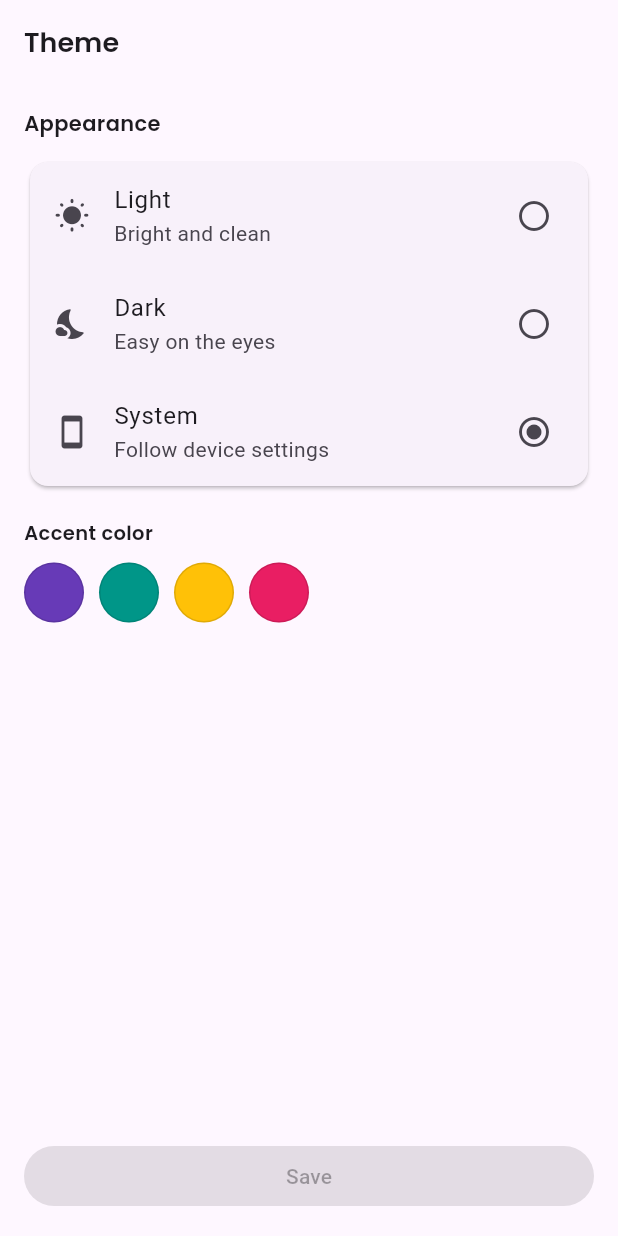
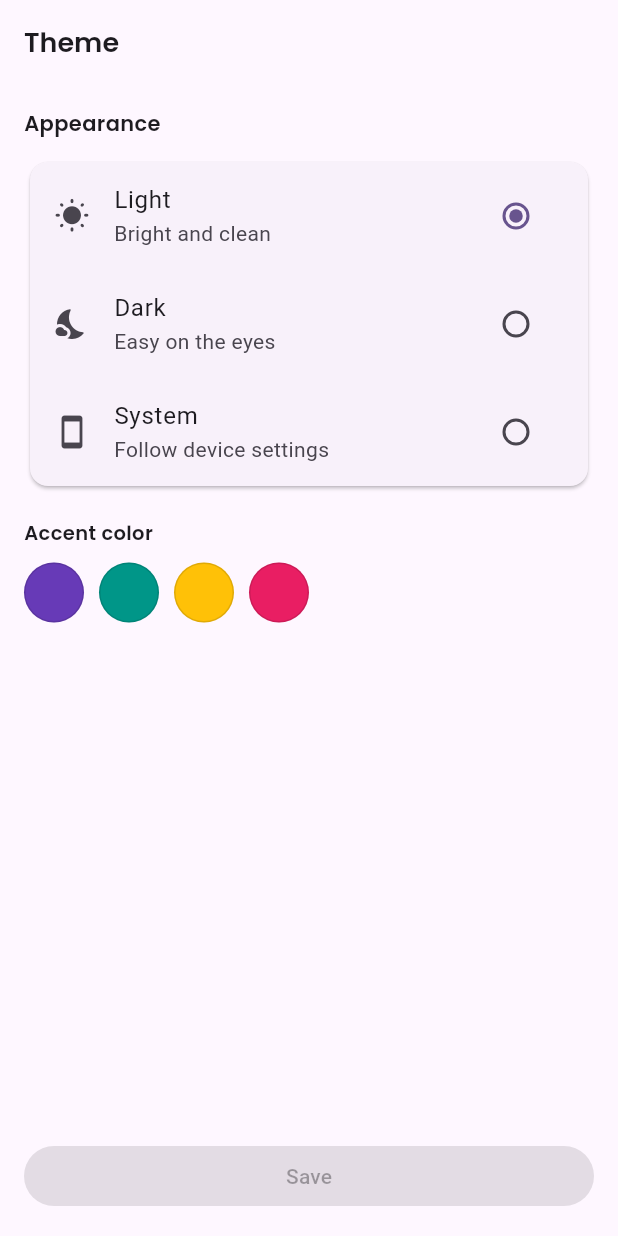
Before and after one commit to The-IK11/Lactose-App---Provider, a Flutter app: the screen it shows after launch, on a phone screen of 412 x 824 dp. Run offline on Flutter 3.47's test engine with Material 3 defaults, Android fonts, the phone set to English and light mode, and no system bars; our stand-ins replace flutter_screenutil, google_fonts.

Commit message:
Add ThemeProvider and implement theme selection in ThemeChangerScreen

```diff
--- a/lib/main.dart
+++ b/lib/main.dart
@@ -7,6 +7,7 @@ import 'package:lactos_app_with_provider/presentation/theme_changer_screen.dart'
 import 'package:lactos_app_with_provider/provider/counter_provider.dart';
 import 'package:lactos_app_with_provider/provider/favorite_provider.dart';
 import 'package:lactos_app_with_provider/provider/slider_provider.dart';
+import 'package:lactos_app_with_provider/provider/theme_provider.dart';
 import 'package:provider/provider.dart';
 
 void main() {
@@ -31,16 +32,33 @@ class MyApp extends StatelessWidget {
             ChangeNotifierProvider(create: (_) => CounterProvider()),
             ChangeNotifierProvider(create: (_) => SliderProvider()),
             ChangeNotifierProvider(create: (_) => FavoriteProvider()),
+            ChangeNotifierProvider(create: (_) => ThemeProvider()),
           ],
-          child: MaterialApp(
-                debugShowCheckedModeBanner: false,
-                title: 'Lactos App with Provider',
-                theme: ThemeData(
+          child: Builder(
+            builder: (BuildContext context) {
 
-          colorScheme: .fromSeed(seedColor: Colors.deepPurple),
-                ),
-                home: const ThemeChangerScreen(),
-              ),
+              final themeProvider = Provider.of<ThemeProvider>(context);
+      return     MaterialApp(
+                  debugShowCheckedModeBanner: false,
+                  title: 'Lactos App with Provider',
+                  themeMode: themeProvider.themeMode,
+                  darkTheme: ThemeData(
+                    brightness: Brightness.dark,
+                    colorScheme: ColorScheme.fromSeed(
+                      seedColor: Colors.deepPurple,
+                      brightness: Brightness.dark,
+                    ),
+                  ),
+                  theme: ThemeData(
+                    brightness: Brightness.light,
+                    colorScheme: ColorScheme.fromSeed(
+                      seedColor: Colors.deepPurple,
+                      brightness: Brightness.light,
+                    ),
+                  ),
+                  home: const ThemeChangerScreen(),
+                );}
+          ),
         );});
   }
 }
--- a/lib/presentation/theme_changer_screen.dart
+++ b/lib/presentation/theme_changer_screen.dart
@@ -1,5 +1,7 @@
 import 'package:flutter/material.dart';
 import 'package:google_fonts/google_fonts.dart';
+import 'package:lactos_app_with_provider/provider/theme_provider.dart';
+import 'package:provider/provider.dart';
 
 class ThemeChangerScreen extends StatelessWidget {
   const ThemeChangerScreen({super.key});
@@ -23,30 +25,58 @@ class ThemeChangerScreen extends StatelessWidget {
             Text('Appearance', style: GoogleFonts.poppins(fontSize: 14, fontWeight: FontWeight.w600)),
             const SizedBox(height: 12),
 
-            // Simple option list (visual only)
-            Card(
+            // Consumer widget for reactive theme selection
+            Consumer<ThemeProvider>(
+              builder: (context, themeProvider, child) {
+                return Card(
                   child: Column(
-                children: const [
+                    children: [
                       ListTile(
-                    leading: Icon(Icons.wb_sunny_rounded),
-                    title: Text('Light'),
-                    subtitle: Text('Bright and clean'),
-                    trailing: Icon(Icons.radio_button_unchecked),
+                        leading: const Icon(Icons.wb_sunny_rounded),
+                        title: const Text('Light'),
+                        subtitle: const Text('Bright and clean'),
+                        trailing: Radio<ThemeMode>(
+                          value: ThemeMode.light,
+                          groupValue: themeProvider.themeMode,
+                          onChanged: (value) {
+                            if (value != null) {
+                              themeProvider.toggleTheme(value);
+                            }
+                          },
+                        ),
                       ),
                       ListTile(
-                    leading: Icon(Icons.nights_stay_rounded),
-                    title: Text('Dark'),
-                    subtitle: Text('Easy on the eyes'),
-                    trailing: Icon(Icons.radio_button_unchecked),
+                        leading: const Icon(Icons.nights_stay_rounded),
+                        title: const Text('Dark'),
+                        subtitle: const Text('Easy on the eyes'),
+                        trailing: Radio<ThemeMode>(
+                          value: ThemeMode.dark,
+                          groupValue: themeProvider.themeMode,
+                          onChanged: (value) {
+                            if (value != null) {
+                              themeProvider.toggleTheme(value);
+                            }
+                          },
+                        ),
                       ),
                       ListTile(
-                    leading: Icon(Icons.smartphone_rounded),
-                    title: Text('System'),
-                    subtitle: Text('Follow device settings'),
-                    trailing: Icon(Icons.radio_button_checked),
+                        leading: const Icon(Icons.smartphone_rounded),
+                        title: const Text('System'),
+                        subtitle: const Text('Follow device settings'),
+                        trailing: Radio<ThemeMode>(
+                          value: ThemeMode.system,
+                          groupValue: themeProvider.themeMode,
+                          onChanged: (value) {
+                            if (value != null) {
+                              themeProvider.toggleTheme(value);
+                            }
+                          },
+                        ),
                       ),
                     ],
                   ),
+                );
+              },
             ),
 
             const SizedBox(height: 18),
@@ -76,6 +106,7 @@ class ThemeChangerScreen extends StatelessWidget {
       ),
     );
   }
+
 }
 
 class _SimpleSwatch extends StatelessWidget {
--- /dev/null
+++ b/lib/provider/theme_provider.dart
@@ -0,0 +1,14 @@
+import 'package:flutter/material.dart';
+
+class ThemeProvider with ChangeNotifier {
+
+    var _themeMode = ThemeMode.light;
+
+    ThemeMode get themeMode => _themeMode;
+
+    void toggleTheme(ThemeMode mode) {
+        _themeMode = mode;
+        notifyListeners();
+    }
+
+}
```
Lines whose indentation alone changed are shown as unchanged.
